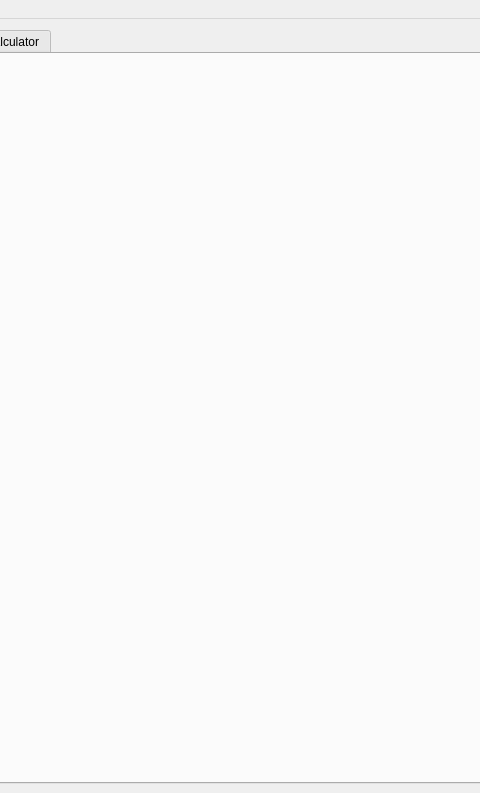
Old version of the form form.ui in the repository sstendahl/KARIN; both pictures show x 284 to 764 and y 0 to 793 of the 1048 by 793 pixel window.
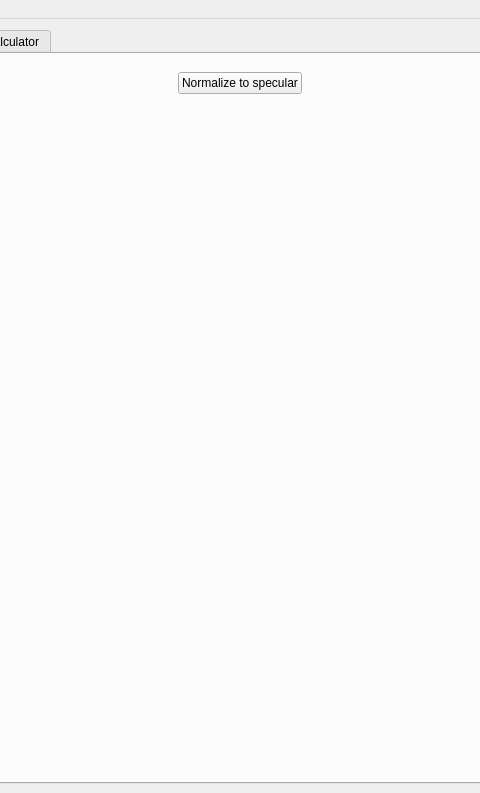
New version of the form. The open tabs and pages were chosen to show the change.

Commit message: Implemented "normalize to specular" function

The edit to the form file:
```diff
--- a/form.ui
+++ b/form.ui
@@ -28,7 +28,7 @@
         <property name="currentIndex">
          <number>0</number>
         </property>
-        <widget class="QWidget" name="reflectivityTab">
+        <widget class="QWidget" name="specularTab">
          <attribute name="title">
           <string>Specular</string>
          </attribute>
@@ -203,11 +203,52 @@
           </item>
          </layout>
         </widget>
-        <widget class="QWidget" name="specularTab">
+        <widget class="QWidget" name="OffspecularTab">
          <attribute name="title">
           <string>Off-specular</string>
          </attribute>
          <layout class="QHBoxLayout" name="horizontalLayout_3">
+          <item>
+           <layout class="QHBoxLayout" name="horizontalLayout_5">
+            <item>
+             <widget class="QStackedWidget" name="stackedWidget">
+              <property name="sizePolicy">
+               <sizepolicy hsizetype="Maximum" vsizetype="Preferred">
+                <horstretch>0</horstretch>
+                <verstretch>0</verstretch>
+               </sizepolicy>
+              </property>
+              <property name="currentIndex">
+               <number>0</number>
+              </property>
+              <widget class="QWidget" name="page_3">
+               <layout class="QGridLayout" name="gridLayout_7">
+                <item row="0" column="0" colspan="2" alignment="Qt::AlignLeft|Qt::AlignTop">
+                 <widget class="QPushButton" name="normalizeToSpec_button">
+                  <property name="sizePolicy">
+                   <sizepolicy hsizetype="Maximum" vsizetype="Fixed">
+                    <horstretch>0</horstretch>
+                    <verstretch>0</verstretch>
+                   </sizepolicy>
+                  </property>
+                  <property name="maximumSize">
+                   <size>
+                    <width>992</width>
+                    <height>36</height>
+                   </size>
+                  </property>
+                  <property name="text">
+                   <string>Normalize to specular</string>
+                  </property>
+                 </widget>
+                </item>
+               </layout>
+              </widget>
+              <widget class="QWidget" name="page_4"/>
+             </widget>
+            </item>
+           </layout>
+          </item>
           <item>
            <layout class="QVBoxLayout" name="offSpecReflectivity_Xray"/>
           </item>
```
The commit also changes 5 other files.
